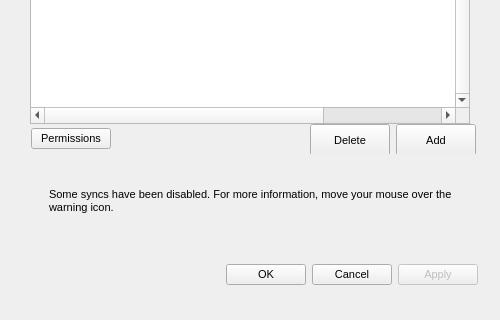
Old version of the form src/MEGASync/gui/macx/SettingsDialog.ui in the repository meganz/MEGAsync; both pictures show x 0 to 500 and y 328 to 648 of the 500 by 648 pixel window.
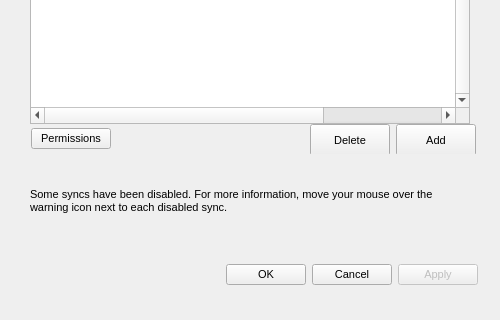
New version of the form. Icons and pictures are not drawn. Custom widgets are drawn as their Qt base class.

Commit message: Remove warning ico of error message for all platforms

```diff
--- a/src/MEGASync/gui/macx/SettingsDialog.ui
+++ b/src/MEGASync/gui/macx/SettingsDialog.ui
@@ -2174,82 +2174,6 @@
                  <property name="bottomMargin">
                   <number>0</number>
                  </property>
-                 <item>
-                  <widget class="QWidget" name="wWarningIco" native="true">
-                   <property name="minimumSize">
-                    <size>
-                     <width>16</width>
-                     <height>0</height>
-                    </size>
-                   </property>
-                   <property name="maximumSize">
-                    <size>
-                     <width>16</width>
-                     <height>16777215</height>
-                    </size>
-                   </property>
-                   <layout class="QVBoxLayout" name="verticalLayout_12">
-                    <property name="spacing">
-                     <number>0</number>
-                    </property>
-                    <property name="leftMargin">
-                     <number>0</number>
-                    </property>
-                    <property name="topMargin">
-                     <number>0</number>
-                    </property>
-                    <property name="rightMargin">
-                     <number>0</number>
-                    </property>
-                    <property name="bottomMargin">
-                     <number>0</number>
-                    </property>
-                    <item>
-                     <widget class="QToolButton" name="bWarningIco">
-                      <property name="minimumSize">
-                       <size>
-                        <width>16</width>
-                        <height>16</height>
-                       </size>
-                      </property>
-                      <property name="maximumSize">
-                       <size>
-                        <width>16</width>
-                        <height>16</height>
-                       </size>
-                      </property>
-                      <property name="styleSheet">
-                       <string notr="true">#bWarningIco
-{
-border: none;
-}</string>
-                      </property>
-                      <property name="text">
-                       <string/>
-                      </property>
-                      <property name="icon">
-                       <iconset>
-                        <normalon>:/images/ic_sync_warning.png</normalon>
-                       </iconset>
-                      </property>
-                     </widget>
-                    </item>
-                    <item>
-                     <spacer name="verticalSpacer_6">
-                      <property name="orientation">
-                       <enum>Qt::Vertical</enum>
-                      </property>
-                      <property name="sizeHint" stdset="0">
-                       <size>
-                        <width>13</width>
-                        <height>16</height>
-                       </size>
-                      </property>
-                     </spacer>
-                    </item>
-                   </layout>
-                  </widget>
-                 </item>
                  <item>
                   <widget class="QLabel" name="lDisabledSyncs">
                    <property name="sizePolicy">
@@ -2262,7 +2186,7 @@
                     <string notr="true"/>
                    </property>
                    <property name="text">
-                    <string>Some syncs have been disabled. For more information, move your mouse over the warning icon.</string>
+                    <string>Some syncs have been disabled. For more information, move your mouse over the warning icon next to each disabled sync.</string>
                    </property>
                    <property name="alignment">
                     <set>Qt::AlignLeading|Qt::AlignLeft|Qt::AlignTop</set>
```
The commit also changes 2 other files.
